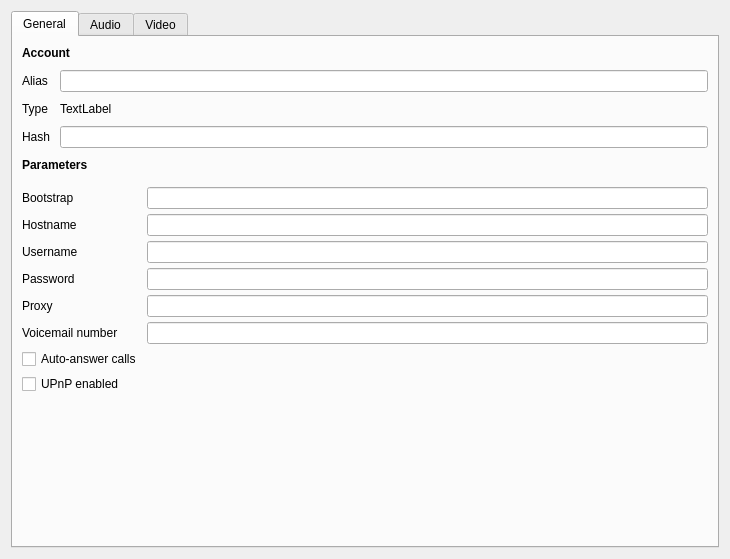
This is accountdetails.ui in savoirfairelinux/jami-client-windows as Qt 5 draws it before an edit. The edited form follows.
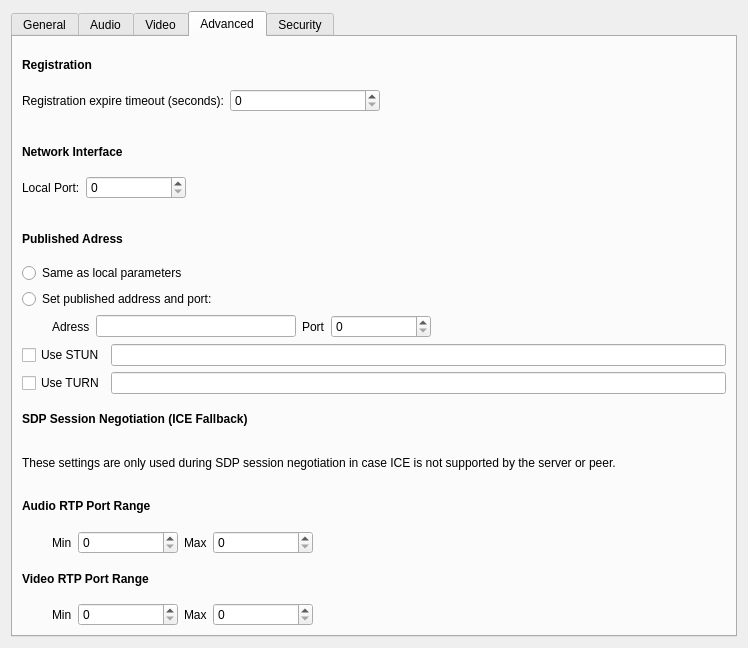
This is the edited form. The open tabs and pages were chosen to show the change. Icons and pictures are not drawn.

Commit message:
settings : add advanced and security settings
Refs

```diff
--- a/accountdetails.ui
+++ b/accountdetails.ui
@@ -6,8 +6,8 @@
    <rect>
     <x>0</x>
     <y>0</y>
-    <width>730</width>
-    <height>559</height>
+    <width>748</width>
+    <height>648</height>
    </rect>
   </property>
   <property name="windowTitle">
@@ -209,7 +209,51 @@
             </widget>
            </item>
            <item row="5" column="1">
-            <widget class="QLineEdit" name="voicemailEdit"/>
+            <widget class="QLineEdit" name="lrcfg_mailbox"/>
+           </item>
+           <item row="8" column="0">
+            <widget class="QLabel" name="label">
+             <property name="text">
+              <string>DTMF tone type</string>
+             </property>
+            </widget>
+           </item>
+           <item row="8" column="1">
+            <layout class="QHBoxLayout" name="horizontalLayout_2">
+             <item>
+              <widget class="QRadioButton" name="rtpRadio">
+               <property name="text">
+                <string>RTP</string>
+               </property>
+               <attribute name="buttonGroup">
+                <string notr="true">dtmfGroup</string>
+               </attribute>
+              </widget>
+             </item>
+             <item>
+              <widget class="QRadioButton" name="sipRadio">
+               <property name="text">
+                <string>SIP</string>
+               </property>
+               <attribute name="buttonGroup">
+                <string notr="true">dtmfGroup</string>
+               </attribute>
+              </widget>
+             </item>
+             <item>
+              <spacer name="horizontalSpacer">
+               <property name="orientation">
+                <enum>Qt::Horizontal</enum>
+               </property>
+               <property name="sizeHint" stdset="0">
+                <size>
+                 <width>40</width>
+                 <height>20</height>
+                </size>
+               </property>
+              </spacer>
+             </item>
+            </layout>
            </item>
           </layout>
          </item>
@@ -372,6 +416,635 @@
        </item>
       </layout>
      </widget>
+     <widget class="QWidget" name="advancedTab">
+      <attribute name="title">
+       <string>Advanced</string>
+      </attribute>
+      <layout class="QVBoxLayout" name="verticalLayout_7">
+       <item>
+        <widget class="QLabel" name="label_2">
+         <property name="font">
+          <font>
+           <weight>75</weight>
+           <bold>true</bold>
+          </font>
+         </property>
+         <property name="text">
+          <string>Registration</string>
+         </property>
+        </widget>
+       </item>
+       <item>
+        <layout class="QFormLayout" name="formLayout_3">
+         <item row="0" column="0">
+          <widget class="QLabel" name="label_9">
+           <property name="text">
+            <string>Registration expire timeout (seconds):</string>
+           </property>
+          </widget>
+         </item>
+         <item row="0" column="1">
+          <widget class="QSpinBox" name="lrcfg_registrationExpire">
+           <property name="maximumSize">
+            <size>
+             <width>150</width>
+             <height>16777215</height>
+            </size>
+           </property>
+          </widget>
+         </item>
+        </layout>
+       </item>
+       <item>
+        <widget class="QLabel" name="label_3">
+         <property name="font">
+          <font>
+           <weight>75</weight>
+           <bold>true</bold>
+          </font>
+         </property>
+         <property name="text">
+          <string>Network Interface</string>
+         </property>
+        </widget>
+       </item>
+       <item>
+        <layout class="QFormLayout" name="formLayout_4">
+         <item row="0" column="0">
+          <widget class="QLabel" name="label_10">
+           <property name="text">
+            <string>Local Port:</string>
+           </property>
+          </widget>
+         </item>
+         <item row="0" column="1">
+          <layout class="QHBoxLayout" name="horizontalLayout_7">
+           <item>
+            <widget class="QSpinBox" name="lrcfg_localPort">
+             <property name="minimumSize">
+              <size>
+               <width>100</width>
+               <height>0</height>
+              </size>
+             </property>
+             <property name="maximum">
+              <number>65535</number>
+             </property>
+            </widget>
+           </item>
+           <item>
+            <spacer name="horizontalSpacer_4">
+             <property name="orientation">
+              <enum>Qt::Horizontal</enum>
+             </property>
+             <property name="sizeHint" stdset="0">
+              <size>
+               <width>40</width>
+               <height>20</height>
+              </size>
+             </property>
+            </spacer>
+           </item>
+          </layout>
+         </item>
+        </layout>
+       </item>
+       <item>
+        <widget class="QLabel" name="label_4">
+         <property name="font">
+          <font>
+           <weight>75</weight>
+           <bold>true</bold>
+          </font>
+         </property>
+         <property name="text">
+          <string>Published Adress</string>
+         </property>
+        </widget>
+       </item>
+       <item>
+        <layout class="QVBoxLayout" name="verticalLayout_8">
+         <property name="topMargin">
+          <number>0</number>
+         </property>
+         <property name="bottomMargin">
+          <number>0</number>
+         </property>
+         <item>
+          <widget class="QRadioButton" name="puslishedSameAsLocalRadio">
+           <property name="text">
+            <string>Same as local parameters</string>
+           </property>
+           <attribute name="buttonGroup">
+            <string notr="true">publishGroup</string>
+           </attribute>
+          </widget>
+         </item>
+         <item>
+          <widget class="QRadioButton" name="customPublishedRadio">
+           <property name="text">
+            <string>Set published address and port:</string>
+           </property>
+           <attribute name="buttonGroup">
+            <string notr="true">publishGroup</string>
+           </attribute>
+          </widget>
+         </item>
+         <item>
+          <layout class="QHBoxLayout" name="publishAdressLayout">
+           <property name="leftMargin">
+            <number>30</number>
+           </property>
+           <property name="topMargin">
+            <number>0</number>
+           </property>
+           <item>
+            <widget class="QLabel" name="label_12">
+             <property name="text">
+              <string>Adress</string>
+             </property>
+            </widget>
+           </item>
+           <item>
+            <widget class="QLineEdit" name="lrcfg_publishedAddress">
+             <property name="maximumSize">
+              <size>
+               <width>200</width>
+               <height>16777215</height>
+              </size>
+             </property>
+            </widget>
+           </item>
+           <item>
+            <widget class="QLabel" name="label_11">
+             <property name="text">
+              <string>Port</string>
+             </property>
+            </widget>
+           </item>
+           <item>
+            <widget class="QSpinBox" name="lrcfg_publishedPort">
+             <property name="minimumSize">
+              <size>
+               <width>100</width>
+               <height>0</height>
+              </size>
+             </property>
+             <property name="maximum">
+              <number>65535</number>
+             </property>
+            </widget>
+           </item>
+           <item>
+            <spacer name="horizontalSpacer_5">
+             <property name="orientation">
+              <enum>Qt::Horizontal</enum>
+             </property>
+             <property name="sizeHint" stdset="0">
+              <size>
+               <width>40</width>
+               <height>20</height>
+              </size>
+             </property>
+            </spacer>
+           </item>
+          </layout>
+         </item>
+         <item>
+          <layout class="QHBoxLayout" name="horizontalLayout_8">
+           <property name="topMargin">
+            <number>0</number>
+           </property>
+           <item>
+            <widget class="QCheckBox" name="lrcfg_sipStunEnabled">
+             <property name="text">
+              <string>Use STUN</string>
+             </property>
+            </widget>
+           </item>
+           <item>
+            <widget class="QLineEdit" name="lrcfg_sipStunServer"/>
+           </item>
+          </layout>
+         </item>
+         <item>
+          <layout class="QHBoxLayout" name="horizontalLayout_11">
+           <property name="topMargin">
+            <number>0</number>
+           </property>
+           <item>
+            <widget class="QCheckBox" name="lrcfg_turnEnabled">
+             <property name="text">
+              <string>Use TURN</string>
+             </property>
+            </widget>
+           </item>
+           <item>
+            <widget class="QLineEdit" name="lrcfg_sipTurnServer"/>
+           </item>
+          </layout>
+         </item>
+        </layout>
+       </item>
+       <item>
+        <widget class="QLabel" name="label_5">
+         <property name="font">
+          <font>
+           <weight>75</weight>
+           <bold>true</bold>
+          </font>
+         </property>
+         <property name="text">
+          <string>SDP Session Negotiation (ICE Fallback)</string>
+         </property>
+        </widget>
+       </item>
+       <item>
+        <widget class="QLabel" name="label_6">
+         <property name="text">
+          <string>These settings are only used during SDP session negotiation in case ICE is not supported by the server or peer.</string>
+         </property>
+         <property name="wordWrap">
+          <bool>true</bool>
+         </property>
+        </widget>
+       </item>
+       <item>
+        <widget class="QLabel" name="label_8">
+         <property name="font">
+          <font>
+           <weight>75</weight>
+           <bold>true</bold>
+          </font>
+         </property>
+         <property name="text">
+          <string>Audio RTP Port Range</string>
+         </property>
+        </widget>
+       </item>
+       <item>
+        <layout class="QHBoxLayout" name="horizontalLayout_5">
+         <property name="leftMargin">
+          <number>30</number>
+         </property>
+         <property name="topMargin">
+          <number>0</number>
+         </property>
+         <item>
+          <widget class="QLabel" name="label_13">
+           <property name="text">
+            <string>Min</string>
+           </property>
+          </widget>
+         </item>
+         <item>
+          <widget class="QSpinBox" name="lrcfg_audioPortMin">
+           <property name="minimumSize">
+            <size>
+             <width>100</width>
+             <height>0</height>
+            </size>
+           </property>
+           <property name="maximum">
+            <number>65535</number>
+           </property>
+          </widget>
+         </item>
+         <item>
+          <widget class="QLabel" name="label_14">
+           <property name="text">
+            <string>Max</string>
+           </property>
+          </widget>
+         </item>
+         <item>
+          <widget class="QSpinBox" name="lrcfg_audioPortMax">
+           <property name="minimumSize">
+            <size>
+             <width>100</width>
+             <height>0</height>
+            </size>
+           </property>
+           <property name="maximum">
+            <number>65535</number>
+           </property>
+          </widget>
+         </item>
+         <item>
+          <spacer name="horizontalSpacer_2">
+           <property name="orientation">
+            <enum>Qt::Horizontal</enum>
+           </property>
+           <property name="sizeHint" stdset="0">
+            <size>
+             <width>40</width>
+             <height>20</height>
+            </size>
+           </property>
+          </spacer>
+         </item>
+        </layout>
+       </item>
+       <item>
+        <widget class="QLabel" name="label_7">
+         <property name="font">
+          <font>
+           <weight>75</weight>
+           <bold>true</bold>
+          </font>
+         </property>
+         <property name="text">
+          <string>Video RTP Port Range</string>
+         </property>
+        </widget>
+       </item>
+       <item>
+        <layout class="QHBoxLayout" name="horizontalLayout_6">
+         <property name="leftMargin">
+          <number>30</number>
+         </property>
+         <property name="topMargin">
+          <number>0</number>
+         </property>
+         <item>
+          <widget class="QLabel" name="label_15">
+           <property name="text">
+            <string>Min</string>
+           </property>
+          </widget>
+         </item>
+         <item>
+          <widget class="QSpinBox" name="lrcfg_videoPortMin">
+           <property name="minimumSize">
+            <size>
+             <width>100</width>
+             <height>0</height>
+            </size>
+           </property>
+           <property name="maximum">
+            <number>65535</number>
+           </property>
+          </widget>
+         </item>
+         <item>
+          <widget class="QLabel" name="label_16">
+           <property name="text">
+            <string>Max</string>
+           </property>
+          </widget>
+         </item>
+         <item>
+          <widget class="QSpinBox" name="lrcfg_videoPortMax">
+           <property name="minimumSize">
+            <size>
+             <width>100</width>
+             <height>0</height>
+            </size>
+           </property>
+           <property name="maximum">
+            <number>65535</number>
+           </property>
+          </widget>
+         </item>
+         <item>
+          <spacer name="horizontalSpacer_3">
+           <property name="orientation">
+            <enum>Qt::Horizontal</enum>
+           </property>
+           <property name="sizeHint" stdset="0">
+            <size>
+             <width>40</width>
+             <height>20</height>
+            </size>
+           </property>
+          </spacer>
+         </item>
+        </layout>
+       </item>
+      </layout>
+     </widget>
+     <widget class="QWidget" name="securityTab">
+      <attribute name="title">
+       <string>Security</string>
+      </attribute>
+      <layout class="QVBoxLayout" name="verticalLayout_9">
+       <item>
+        <widget class="QLabel" name="label_17">
+         <property name="font">
+          <font>
+           <weight>75</weight>
+           <bold>true</bold>
+          </font>
+         </property>
+         <property name="text">
+          <string>Media Stream Encryption</string>
+         </property>
+        </widget>
+       </item>
+       <item>
+        <widget class="QCheckBox" name="srtpEnabled">
+         <property name="text">
+          <string>Encrypt media stream (SRTP)</string>
+         </property>
+        </widget>
+       </item>
+       <item>
+        <layout class="QHBoxLayout" name="horizontalLayout_3">
+         <item>
+          <widget class="QLabel" name="label_18">
+           <property name="text">
+            <string>Key exchange protocol</string>
+           </property>
+          </widget>
+         </item>
+         <item>
+          <widget class="QComboBox" name="keyExchangeModelCombo"/>
+         </item>
+        </layout>
+       </item>
+       <item>
+        <widget class="QCheckBox" name="lrcfg_srtpRtpFallback">
+         <property name="text">
+          <string>Fallback on RTP on encryption failure</string>
+         </property>
+        </widget>
+       </item>
+       <item>
+        <widget class="QLabel" name="label_19">
+         <property name="font">
+          <font>
+           <weight>75</weight>
+           <bold>true</bold>
+          </font>
+         </property>
+         <property name="text">
+          <string>Negotitation Encryption</string>
+         </property>
+        </widget>
+       </item>
+       <item>
+        <widget class="QCheckBox" name="lrcfg_tlsEnabled">
+         <property name="text">
+          <string>Encrypt negotiation (TLS)</string>
+         </property>
+        </widget>
+       </item>
+       <item>
+        <layout class="QFormLayout" name="formLayout_5">
+         <item row="0" column="0">
+          <widget class="QLabel" name="label_20">
+           <property name="text">
+            <string>CA certificate</string>
+           </property>
+          </widget>
+         </item>
+         <item row="1" column="0">
+          <widget class="QLabel" name="label_21">
+           <property name="text">
+            <string>User certificate</string>
+           </property>
+          </widget>
+         </item>
+         <item row="2" column="0">
+          <widget class="QLabel" name="label_22">
+           <property name="text">
+            <string>Private key</string>
+           </property>
+          </widget>
+         </item>
+         <item row="3" column="0">
+          <widget class="QLabel" name="label_23">
+           <property name="text">
+            <string>Private key password</string>
+           </property>
+          </widget>
+         </item>
+         <item row="4" column="0">
+          <widget class="QLabel" name="label_24">
+           <property name="text">
+            <string>TLS protocol method</string>
+           </property>
+          </widget>
+         </item>
+         <item row="5" column="0">
+          <widget class="QLabel" name="label_25">
+           <property name="text">
+            <string>Outgoing TLS server name</string>
+           </property>
+          </widget>
+         </item>
+         <item row="6" column="0">
+          <widget class="QLabel" name="label_26">
+           <property name="text">
+            <string>Negotiation timeout (seconds)</string>
+           </property>
+          </widget>
+         </item>
+         <item row="3" column="1">
+          <widget class="QLineEdit" name="lrcfg_tlsPassword">
+           <property name="echoMode">
+            <enum>QLineEdit::Password</enum>
+           </property>
+          </widget>
+         </item>
+         <item row="4" column="1">
+          <widget class="QComboBox" name="tlsProtocoCombo"/>
+         </item>
+         <item row="5" column="1">
+          <widget class="QLineEdit" name="lrcfg_tlsServerName"/>
+         </item>
+         <item row="6" column="1">
+          <widget class="QSpinBox" name="lrcfg_tlsNegotiationTimeoutSec">
+           <property name="maximum">
+            <number>100000</number>
+           </property>
+          </widget>
+         </item>
+         <item row="1" column="1">
+          <widget class="QPushButton" name="lrcfg_tlsCertificate">
+           <property name="layoutDirection">
+            <enum>Qt::RightToLeft</enum>
+           </property>
+           <property name="text">
+            <string>PushButton</string>
+           </property>
+           <property name="icon">
+            <iconset resource="ressources.qrc">
+             <normaloff>:/images/folder-download.png</normaloff>:/images/folder-download.png</iconset>
+           </property>
+          </widget>
+         </item>
+         <item row="2" column="1">
+          <widget class="QPushButton" name="lrcfg_tlsPrivateKeyCertificate">
+           <property name="layoutDirection">
+            <enum>Qt::RightToLeft</enum>
+           </property>
+           <property name="text">
+            <string>PushButton</string>
+           </property>
+           <property name="icon">
+            <iconset resource="ressources.qrc">
+             <normaloff>:/images/folder-download.png</normaloff>:/images/folder-download.png</iconset>
+           </property>
+          </widget>
+         </item>
+         <item row="0" column="1">
+          <widget class="QPushButton" name="lrcfg_tlsCaListCertificate">
+           <property name="layoutDirection">
+            <enum>Qt::RightToLeft</enum>
+           </property>
+           <property name="text">
+            <string>PushButton</string>
+           </property>
+           <property name="icon">
+            <iconset resource="ressources.qrc">
+             <normaloff>:/images/folder-download.png</normaloff>:/images/folder-download.png</iconset>
+           </property>
+          </widget>
+         </item>
+        </layout>
+       </item>
+       <item>
+        <layout class="QHBoxLayout" name="horizontalLayout_4">
+         <item>
+          <widget class="QRadioButton" name="radioButton_2">
+           <property name="text">
+            <string>Use default ciphers</string>
+           </property>
+          </widget>
+         </item>
+         <item>
+          <widget class="QRadioButton" name="radioButton">
+           <property name="text">
+            <string>User custom cipher list</string>
+           </property>
+          </widget>
+         </item>
+        </layout>
+       </item>
+       <item>
+        <widget class="QCheckBox" name="lrcfg_tlsVerifyServer">
+         <property name="text">
+          <string>Verify incoming certificates (server side)</string>
+         </property>
+        </widget>
+       </item>
+       <item>
+        <widget class="QCheckBox" name="lrcfg_tlsVerifyClient">
+         <property name="text">
+          <string>Verify answer certificates (client side)</string>
+         </property>
+        </widget>
+       </item>
+       <item>
+        <widget class="QCheckBox" name="lrcfg_tlsRequireClientCertificate">
+         <property name="text">
+          <string>Require a certificate for incoming TLS connections</string>
+         </property>
+        </widget>
+       </item>
+      </layout>
+     </widget>
     </widget>
    </item>
   </layout>
```
Left out of the diff: 36 changed lines with no effect on the pictures. The commit also changes 10 other files.
